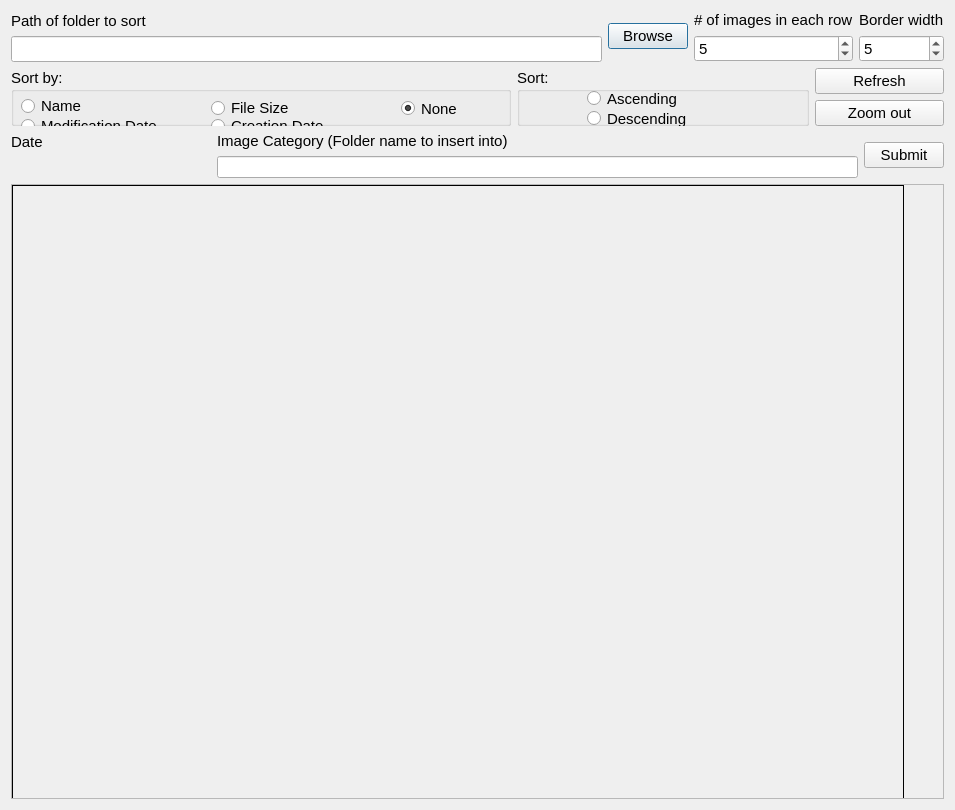
Before: the Qt Designer form res/imagesort.ui in adrielyeung/image-sorter, drawn with Qt 5.
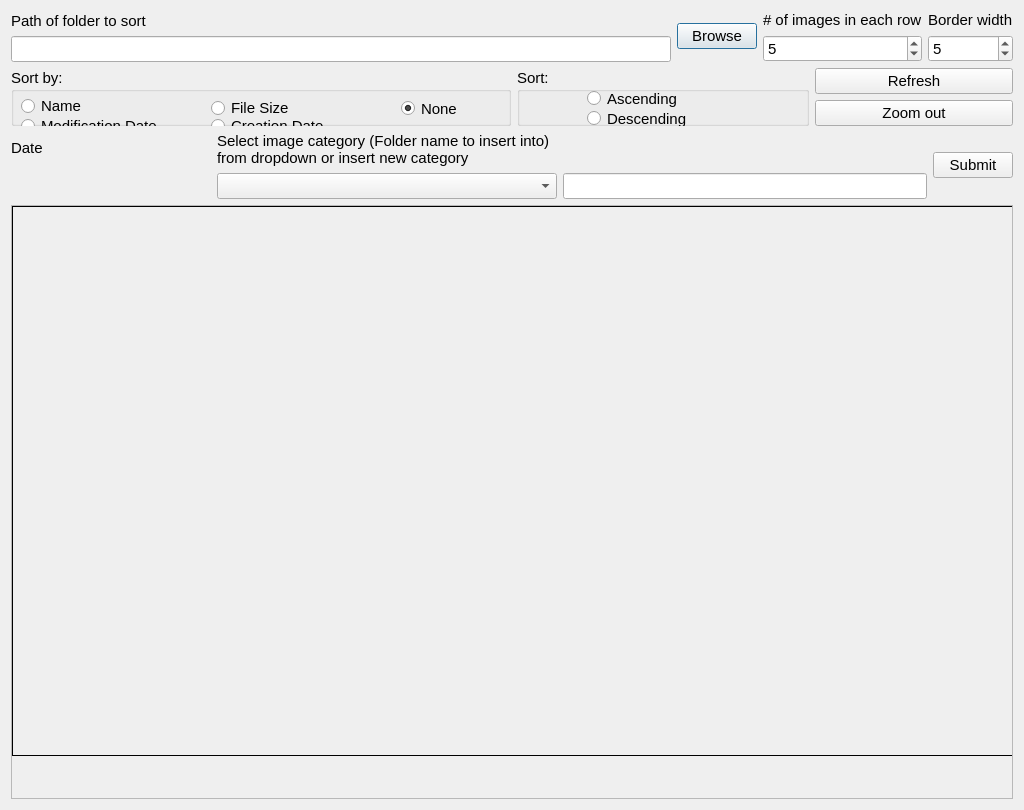
After: the same form once the commit is applied.

Commit message: Auto image sorting UI and program

Patch:
```diff
--- a/res/imagesort.ui
+++ b/res/imagesort.ui
@@ -6,7 +6,7 @@
    <rect>
     <x>0</x>
     <y>0</y>
-    <width>955</width>
+    <width>1024</width>
     <height>810</height>
    </rect>
   </property>
@@ -428,12 +428,40 @@
           </font>
          </property>
          <property name="text">
-          <string>Image Category (Folder name to insert into)</string>
+          <string>Select image category (Folder name to insert into)
+from dropdown or insert new category</string>
          </property>
         </widget>
        </item>
        <item>
-        <widget class="QLineEdit" name="categoryEdit"/>
+        <layout class="QHBoxLayout" name="horizontalLayout_4">
+         <item>
+          <widget class="QComboBox" name="availCategoryBox">
+           <property name="minimumSize">
+            <size>
+             <width>340</width>
+             <height>0</height>
+            </size>
+           </property>
+           <property name="font">
+            <font>
+             <family>Arial</family>
+             <pointsize>11</pointsize>
+            </font>
+           </property>
+          </widget>
+         </item>
+         <item>
+          <widget class="QLineEdit" name="categoryEdit">
+           <property name="font">
+            <font>
+             <family>Arial</family>
+             <pointsize>11</pointsize>
+            </font>
+           </property>
+          </widget>
+         </item>
+        </layout>
        </item>
       </layout>
      </item>
@@ -468,8 +496,8 @@
        <rect>
         <x>0</x>
         <y>0</y>
-        <width>931</width>
-        <height>577</height>
+        <width>1000</width>
+        <height>548</height>
        </rect>
       </property>
       <property name="sizePolicy">
@@ -483,8 +511,8 @@
         <rect>
          <x>0</x>
          <y>0</y>
-         <width>892</width>
-         <height>666</height>
+         <width>1001</width>
+         <height>550</height>
         </rect>
        </property>
        <property name="font">
```
The commit also changes 3 other files.
